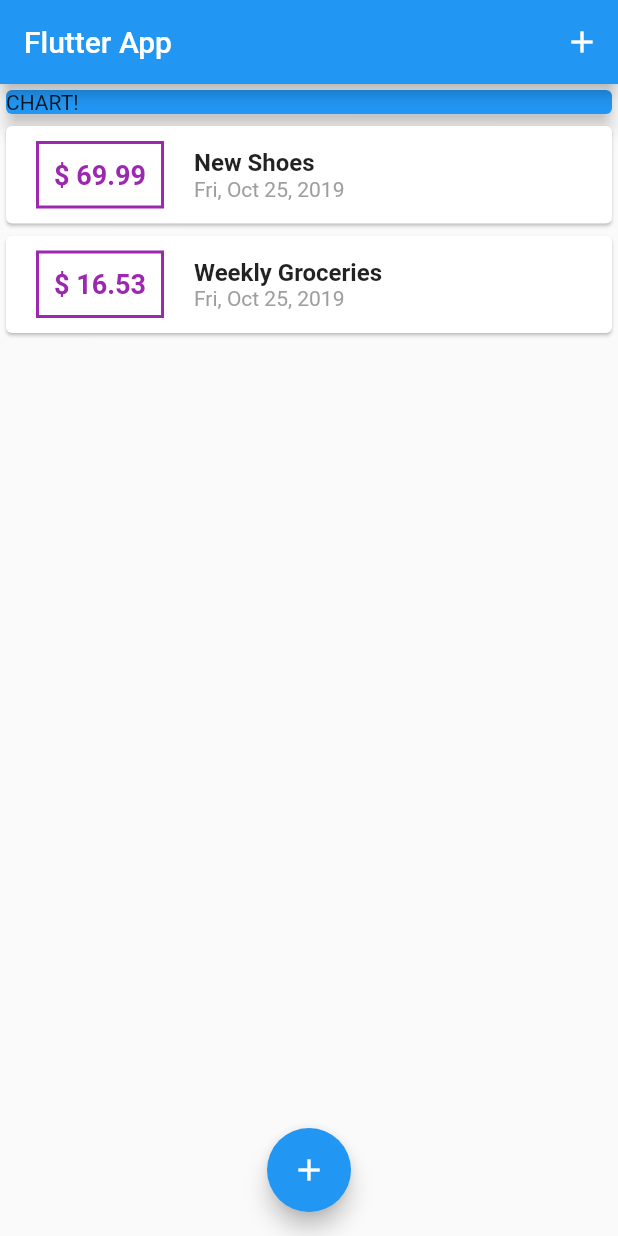
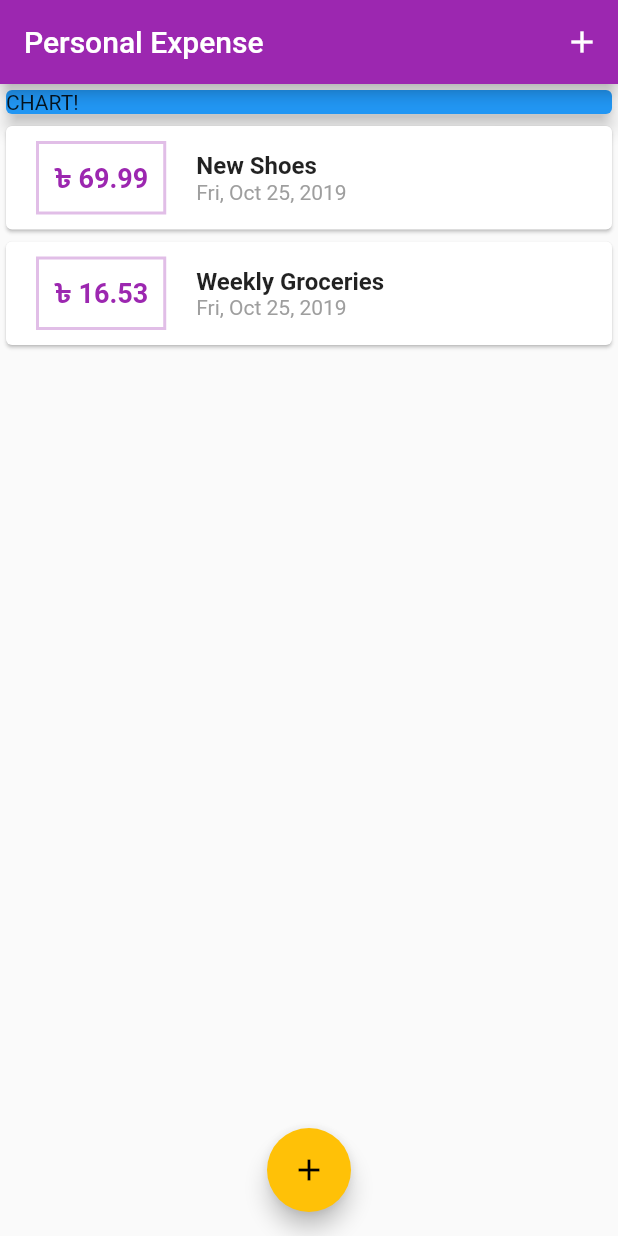
Before and after one commit to shafinr23/expense-app, a Flutter app: the screen it shows after launch, on a phone screen of 412 x 824 dp. Run offline on Flutter 3.47's test engine with Material 2 defaults, Android fonts, the phone set to English and light mode, and no system bars.

Commit message:
add theme

```diff
--- a/lib/main.dart
+++ b/lib/main.dart
@@ -10,7 +10,11 @@ class MyApp extends StatelessWidget {
   @override
   Widget build(BuildContext context) {
     return MaterialApp(
-      title: 'Flutter App',
+      title: 'Personal Expense',
+      theme: ThemeData(
+        primarySwatch: Colors.purple,
+        accentColor: Colors.amber,
+      ),
       home: MyHomePage(),
     );
   }
@@ -69,7 +73,8 @@ class _MyHomePageState extends State<MyHomePage> {
   Widget build(BuildContext context) {
     return Scaffold(
       appBar: AppBar(
-        title: Text('Flutter App'),
+
+        title: Text('Personal Expense'),
         actions: <Widget>[
           IconButton(
             icon: Icon(Icons.add),
--- a/lib/widgets/new_transaction.dart
+++ b/lib/widgets/new_transaction.dart
@@ -23,9 +23,10 @@ if(enteredTitle.isEmpty || enteredAmount<=0){
 }
 
     widget.addTx(
-                      enteredTitle,
-                      enteredAmount,
-                      );
+      enteredTitle,
+      enteredAmount,
+     );
+    Navigator.of(context).pop();
   }
 
   @override
--- a/lib/widgets/transaction_list.dart
+++ b/lib/widgets/transaction_list.dart
@@ -25,17 +25,17 @@ TransactionList(this.transactions);
                               EdgeInsets.symmetric(vertical: 10, horizontal: 20),
                           decoration: BoxDecoration(
                             border: Border.all(
-                              color: Colors.purple,
+                              color: Theme.of(context).primaryColorLight,
                               width: 2,
                             ),
                           ),
                           padding: EdgeInsets.all(10),
                           child: Text(
-                            '\$ ${transactions[index].amount.toStringAsFixed(2)}',
+                            '\৳ ${transactions[index].amount.toStringAsFixed(2)}',
                             style: TextStyle(
                               fontWeight: FontWeight.bold,
                               fontSize: 18,
-                              color: Colors.purple,
+                              color: Theme.of(context).primaryColor,
                             ),
                           ),
                         ),
```
